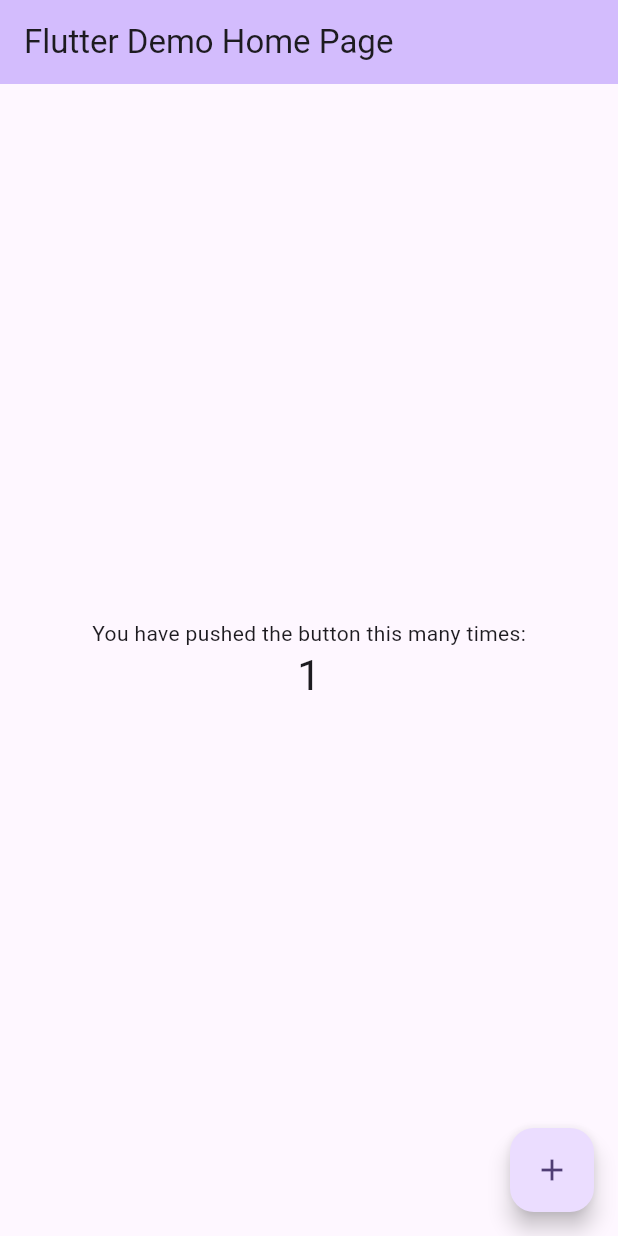
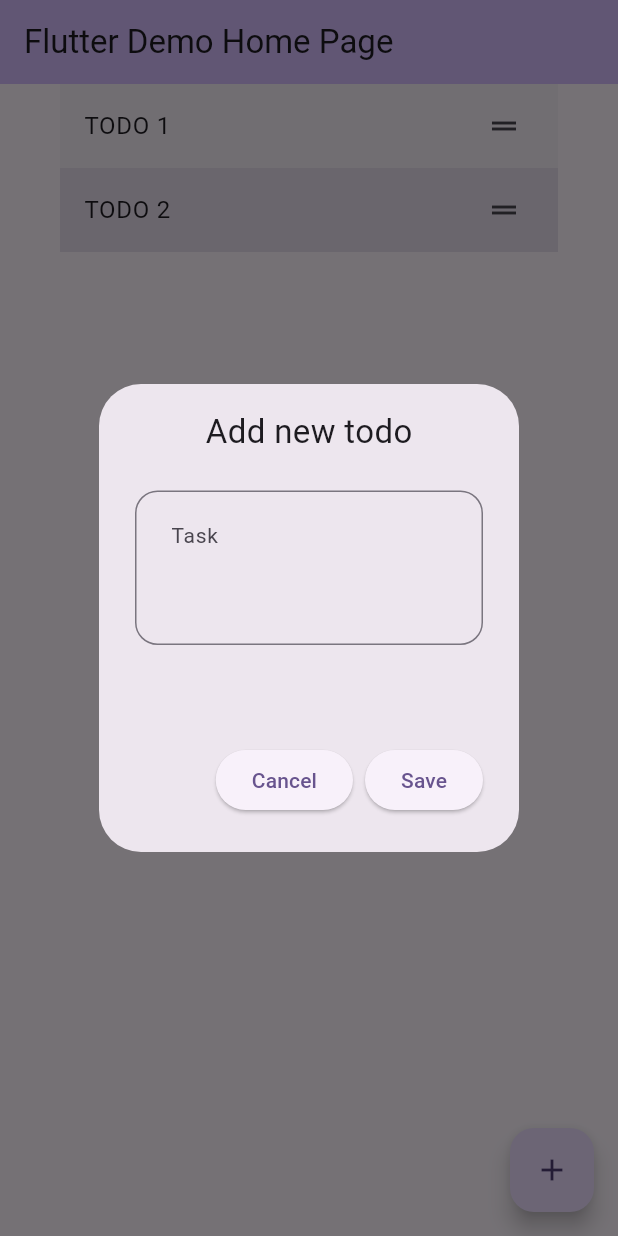
Before and after one commit to vinaythakurcn/flutter-simple-widget, a Flutter app: the screen it shows after launch, after a tap on the "add" icon, on a phone screen of 412 x 824 dp. Run offline on Flutter 3.47's test engine with Material 3 defaults, Android fonts, the phone set to English and light mode, and no system bars.

Commit message:
Basic TODO implementation

```diff
--- a/lib/main.dart
+++ b/lib/main.dart
@@ -7,27 +7,11 @@ void main() {
 class MyApp extends StatelessWidget {
   const MyApp({super.key});
 
-  // This widget is the root of your application.
   @override
   Widget build(BuildContext context) {
     return MaterialApp(
       title: 'Flutter Demo',
       theme: ThemeData(
-        // This is the theme of your application.
-        //
-        // TRY THIS: Try running your application with "flutter run". You'll see
-        // the application has a blue toolbar. Then, without quitting the app,
-        // try changing the seedColor in the colorScheme below to Colors.green
-        // and then invoke "hot reload" (save your changes or press the "hot
-        // reload" button in a Flutter-supported IDE, or press "r" if you used
-        // the command line to start the app).
-        //
-        // Notice that the counter didn't reset back to zero; the application
-        // state is not lost during the reload. To reset the state, use hot
-        // restart instead.
-        //
-        // This works for code too, not just values: Most code changes can be
-        // tested with just a hot reload.
         colorScheme: ColorScheme.fromSeed(seedColor: Colors.deepPurple),
         useMaterial3: true,
       ),
@@ -38,16 +22,6 @@ class MyApp extends StatelessWidget {
 
 class MyHomePage extends StatefulWidget {
   const MyHomePage({super.key, required this.title});
-
-  // This widget is the home page of your application. It is stateful, meaning
-  // that it has a State object (defined below) that contains fields that affect
-  // how it looks.
-
-  // This class is the configuration for the state. It holds the values (in this
-  // case the title) provided by the parent (in this case the App widget) and
-  // used by the build method of the State. Fields in a Widget subclass are
-  // always marked "final".
-
   final String title;
 
   @override
@@ -55,71 +29,99 @@ class MyHomePage extends StatefulWidget {
 }
 
 class _MyHomePageState extends State<MyHomePage> {
-  int _counter = 0;
+  List<String> todo = ['TODO 1', 'TODO 2'];
+  final TextEditingController taskNameController = TextEditingController();
 
-  void _incrementCounter() {
-    setState(() {
-      // This call to setState tells the Flutter framework that something has
-      // changed in this State, which causes it to rerun the build method below
-      // so that the display can reflect the updated values. If we changed
-      // _counter without calling setState(), then the build method would not be
-      // called again, and so nothing would appear to happen.
-      _counter++;
-    });
+  addTodo() {
+    showDialog(
+      context: context,
+      builder: (BuildContext context) {
+        return AlertDialog(
+          content: StatefulBuilder(
+            builder: (context, setState) {
+              return SizedBox(
+                height: 200,
+                child: Column(
+                  children: [
+                    const Text('Add new todo', style: TextStyle(fontSize: 22)),
+                    const SizedBox(height: 24),
+                    TextFormField(
+                      maxLines: 3,
+                      controller: taskNameController,
+                      style: const TextStyle(fontSize: 14),
+                      decoration: InputDecoration(
+                        contentPadding: const EdgeInsets.all(20),
+                        hintText: 'Task',
+                        border: OutlineInputBorder(
+                          borderRadius: BorderRadius.circular(15),
+                        ),
+                      ),
+                    ),
+                  ],
+                ),
+              );
+            },
+          ),
+          actions: [
+            ElevatedButton(
+              onPressed: () => Navigator.of(context, rootNavigator: true).pop(),
+              child: const Text('Cancel'),
+            ),
+            ElevatedButton(
+              onPressed: () {
+                if (taskNameController.value.text.isNotEmpty) {
+                  setState(() {
+                    todo.add(taskNameController.value.text);
+                    taskNameController.clear();
+                  });
+                }
+                Navigator.of(context, rootNavigator: true).pop();
+              },
+              child: const Text('Save'),
+            ),
+          ],
+        );
+      },
+    );
   }
 
   @override
   Widget build(BuildContext context) {
-    // This method is rerun every time setState is called, for instance as done
-    // by the _incrementCounter method above.
-    //
-    // The Flutter framework has been optimized to make rerunning build methods
-    // fast, so that you can just rebuild anything that needs updating rather
-    // than having to individually change instances of widgets.
+    final ColorScheme colorScheme = Theme.of(context).colorScheme;
+    final Color oddItemColor = colorScheme.primary.withOpacity(0.05);
+    final Color evenItemColor = colorScheme.primary.withOpacity(0.15);
+
     return Scaffold(
       appBar: AppBar(
-        // TRY THIS: Try changing the color here to a specific color (to
-        // Colors.amber, perhaps?) and trigger a hot reload to see the AppBar
-        // change color while the other colors stay the same.
         backgroundColor: Theme.of(context).colorScheme.inversePrimary,
-        // Here we take the value from the MyHomePage object that was created by
-        // the App.build method, and use it to set our appbar title.
         title: Text(widget.title),
       ),
-      body: Center(
-        // Center is a layout widget. It takes a single child and positions it
-        // in the middle of the parent.
-        child: Column(
-          // Column is also a layout widget. It takes a list of children and
-          // arranges them vertically. By default, it sizes itself to fit its
-          // children horizontally, and tries to be as tall as its parent.
-          //
-          // Column has various properties to control how it sizes itself and
-          // how it positions its children. Here we use mainAxisAlignment to
-          // center the children vertically; the main axis here is the vertical
-          // axis because Columns are vertical (the cross axis would be
-          // horizontal).
-          //
-          // TRY THIS: Invoke "debug painting" (choose the "Toggle Debug Paint"
-          // action in the IDE, or press "p" in the console), to see the
-          // wireframe for each widget.
-          mainAxisAlignment: MainAxisAlignment.center,
-          children: <Widget>[
-            const Text(
-              'You have pushed the button this many times:',
+      body: ReorderableListView(
+        padding: const EdgeInsets.symmetric(horizontal: 40),
+        children: <Widget>[
+          for (int index = 0; index < todo.length; index += 1)
+            ListTile(
+              key: Key('$index'),
+              tileColor: (index + 1).isOdd ? oddItemColor : evenItemColor,
+              title: Text(todo[index]),
+              trailing: const Icon(Icons.drag_handle),
             ),
-            Text(
-              '$_counter',
-              style: Theme.of(context).textTheme.headlineMedium,
-            ),
-          ],
-        ),
+        ],
+        onReorder: (int oldIndex, int newIndex) {
+          setState(() {
+            if (oldIndex < newIndex) {
+              newIndex -= 1;
+            }
+            final String item = todo.removeAt(oldIndex);
+            todo.insert(newIndex, item);
+          });
+        },
       ),
       floatingActionButton: FloatingActionButton(
-        onPressed: _incrementCounter,
+        onPressed: addTodo,
         tooltip: 'Increment',
         child: const Icon(Icons.add),
-      ), // This trailing comma makes auto-formatting nicer for build methods.
+      ),
     );
   }
 }
```
Also changed, not shown: 3 other files.
